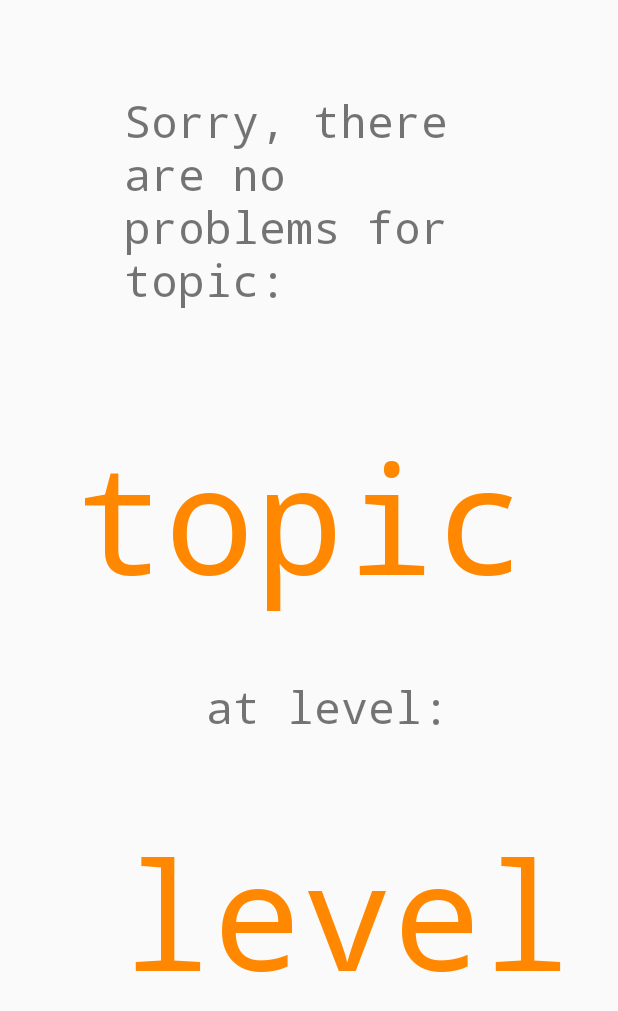
After one commit to dym4xion/JPPwSM, an Android app: the layout no_problem.xml on its own in the app's theme, with its tools: preview values and no code run, on a phone screen of 412 x 824 dp. The commit adds this screen. Shown: the top 1011 px of the screen. Run offline under Robolectric (Android 15) with nearby library versions, the phone set to English and light mode, and no system bars.

Commit message:
capability to change problem difficulty based user attempts

```diff
--- a/Java_Parsons_Problems/app/src/main/java/com/example/javaparsonsproblems/ParsonsProblem.java
+++ b/Java_Parsons_Problems/app/src/main/java/com/example/javaparsonsproblems/ParsonsProblem.java
@@ -1,6 +1,4 @@
 package com.example.javaparsonsproblems;
-
-
 
 import java.util.ArrayList;
 import java.util.Scanner;
@@ -15,7 +13,6 @@ public class ParsonsProblem {
     public ParsonsProblem(String in){
         ParseParsonTXT(in);
     }
-
 
     public void ParseParsonTXT(String in){
 
--- /dev/null
+++ b/Java_Parsons_Problems/app/src/main/res/layout/no_problem.xml
@@ -0,0 +1,72 @@
+<?xml version="1.0" encoding="utf-8"?>
+<androidx.constraintlayout.widget.ConstraintLayout xmlns:android="http://schemas.android.com/apk/res/android"
+    xmlns:app="http://schemas.android.com/apk/res-auto"
+    xmlns:tools="http://schemas.android.com/tools"
+    android:id="@+id/linearLayout"
+    android:layout_width="match_parent"
+    android:layout_height="match_parent">
+
+    <TextView
+        android:id="@+id/sorry"
+        android:layout_width="229dp"
+        android:layout_height="159dp"
+        android:layout_marginStart="100dp"
+        android:layout_marginTop="60dp"
+        android:layout_marginEnd="100dp"
+        android:fontFamily="monospace"
+        android:text="Sorry, there are no problems for topic:"
+        android:textSize="30sp"
+        app:layout_constraintEnd_toEndOf="parent"
+        app:layout_constraintHorizontal_bias="1.0"
+        app:layout_constraintStart_toStartOf="parent"
+        app:layout_constraintTop_toTopOf="parent" />
+
+    <TextView
+        android:id="@+id/at_level"
+        android:layout_width="wrap_content"
+        android:layout_height="wrap_content"
+        android:layout_marginStart="176dp"
+        android:layout_marginTop="40dp"
+        android:layout_marginEnd="177dp"
+        android:fontFamily="monospace"
+        android:text="at level:"
+        android:textSize="30sp"
+        app:layout_constraintEnd_toEndOf="parent"
+        app:layout_constraintHorizontal_bias="0.378"
+        app:layout_constraintStart_toStartOf="parent"
+        app:layout_constraintTop_toBottomOf="@+id/topic_view" />
+
+    <TextView
+        android:id="@+id/topic_view"
+        android:layout_width="wrap_content"
+        android:layout_height="wrap_content"
+        android:layout_marginStart="184dp"
+        android:layout_marginTop="58dp"
+        android:layout_marginEnd="196dp"
+        android:fontFamily="monospace"
+        android:text="topic"
+        android:textColor="@android:color/holo_orange_dark"
+        android:textSize="100sp"
+        app:layout_constraintEnd_toEndOf="parent"
+        app:layout_constraintStart_toStartOf="parent"
+        app:layout_constraintTop_toBottomOf="@+id/sorry" />
+
+    <TextView
+        android:id="@+id/level_view"
+        android:layout_width="wrap_content"
+        android:layout_height="wrap_content"
+        android:layout_marginStart="177dp"
+        android:layout_marginTop="76dp"
+        android:layout_marginEnd="176dp"
+        android:layout_marginBottom="229dp"
+        android:fontFamily="monospace"
+        android:text="level"
+        android:textColor="@android:color/holo_orange_dark"
+        android:textSize="100sp"
+        app:layout_constraintBottom_toBottomOf="parent"
+        app:layout_constraintEnd_toEndOf="parent"
+        app:layout_constraintHorizontal_bias="0.4"
+        app:layout_constraintStart_toStartOf="parent"
+        app:layout_constraintTop_toBottomOf="@+id/at_level"
+        app:layout_constraintVertical_bias="0.25" />
+</androidx.constraintlayout.widget.ConstraintLayout>
```
Also changed, not shown: Java_Parsons_Problems/app/src/main/assets/IO_02_01.txt (added, +11 -0 lines), Java_Parsons_Problems/app/src/main/assets/IO_03_01.txt (added, +9 -0 lines), Java_Parsons_Problems/app/src/main/java/com/example/javaparsonsproblems/MainActivity.java (+27 -23 lines), Java_Parsons_Problems/app/src/main/java/com/example/javaparsonsproblems/ProblemActivity.java (+40 -12 lines).
